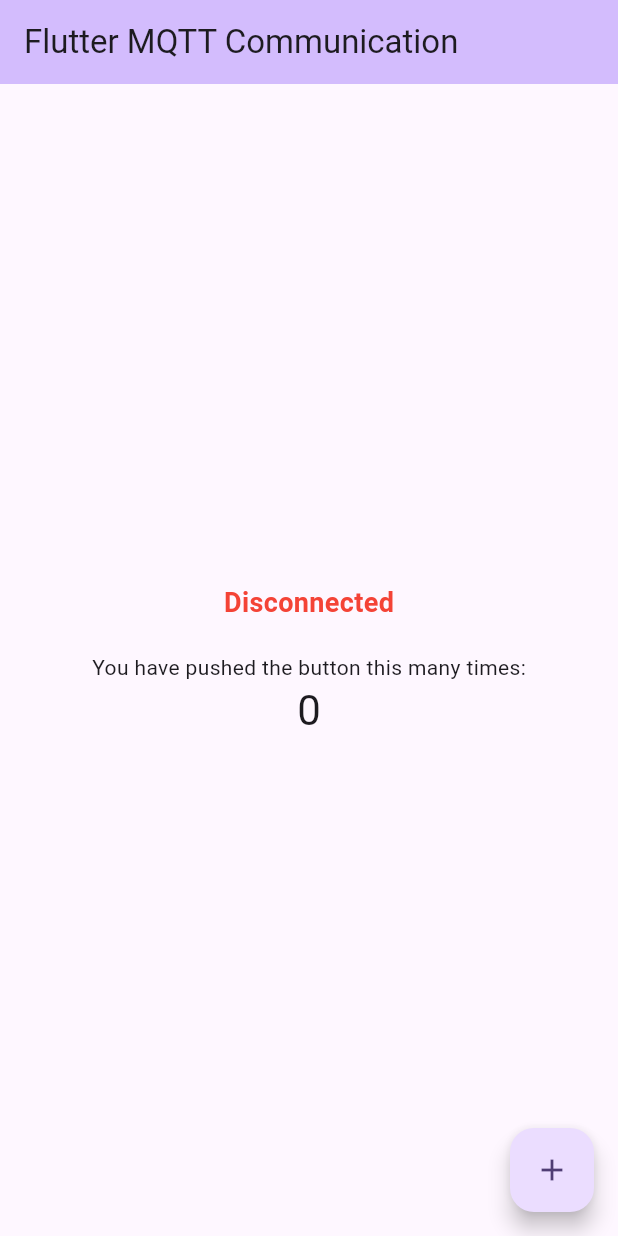
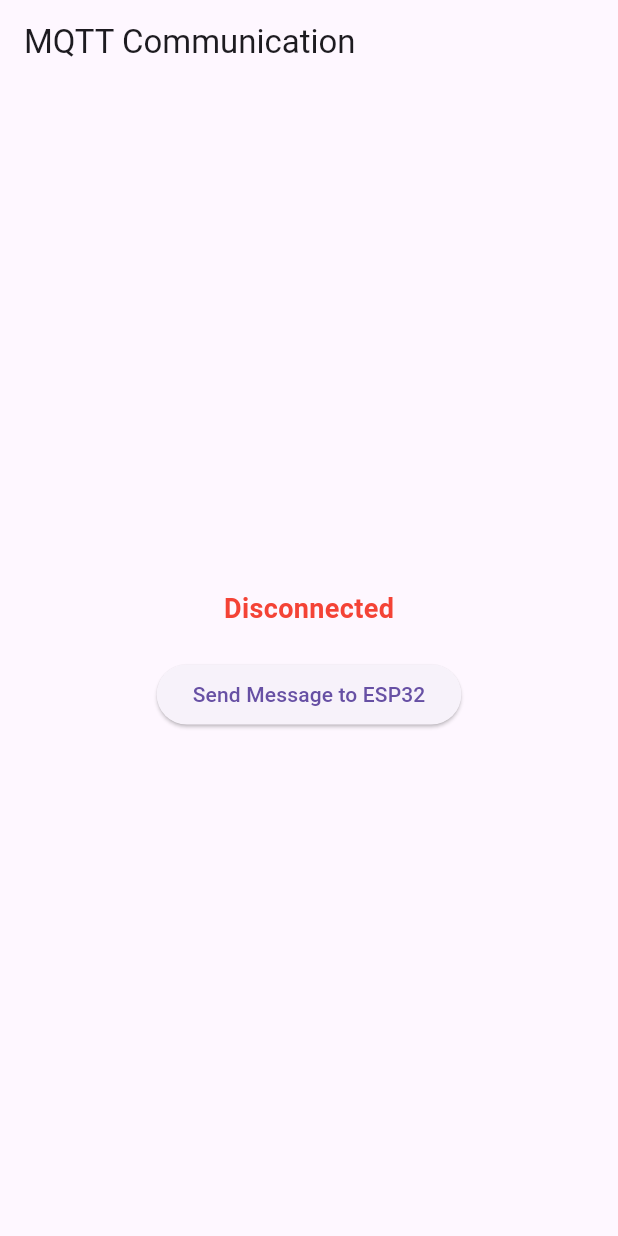
Before and after one commit to Roelofja/ByteWise, a Flutter app: the screen it shows after launch, on a phone screen of 412 x 824 dp. Run offline on Flutter 3.47's test engine with Material 3 defaults, Android fonts, the light colour scheme and no system bars; missing offline and left inert: mqtt_client.

Commit message:
Initial connection of app and ESP32 over MQTT

```diff
--- a/lib/main.dart
+++ b/lib/main.dart
@@ -7,32 +7,24 @@
 }
 
 class MyApp extends StatelessWidget {
-  const MyApp({Key? key}) : super(key: key);
+  const MyApp({super.key});
 
   @override
   Widget build(BuildContext context) {
-    return MaterialApp(
-      title: 'ByteWise MQTT',
-      theme: ThemeData(
-        colorScheme: ColorScheme.fromSeed(seedColor: Colors.deepPurple),
-        useMaterial3: true,
-      ),
-      home: const MyHomePage(title: 'Flutter MQTT Communication'),
+    return const MaterialApp(
+      home: MyHomePage(),
     );
   }
 }
 
 class MyHomePage extends StatefulWidget {
-  const MyHomePage({Key? key, required this.title}) : super(key: key);
-
-  final String title;
+  const MyHomePage({super.key});
 
   @override
   State<MyHomePage> createState() => _MyHomePageState();
 }
 
 class _MyHomePageState extends State<MyHomePage> {
-  int _counter = 0;
   late MqttServerClient _client;
   bool _isConnected = false;
 
@@ -43,13 +35,12 @@
   }
 
   void _setupMqtt() {
-    _client = MqttServerClient('broker.hivemq.com', 'flutter_client');
-    _client.logging(on: true);
+    _client = MqttServerClient('bytewise.cloud.shiftr.io', 'BW-mA2Prw6ZqllC9PXr');
+    _client.port = 1883;
     _client.keepAlivePeriod = 20;
     _client.onConnected = _onConnected;
     _client.onDisconnected = _onDisconnected;
-    _client.onSubscribed = _onSubscribed;
-    _client.connect();
+    _client.connect('bytewise', 'gDQI0dHuCD0bXwTG');
   }
 
   void _onConnected() {
@@ -57,7 +48,6 @@
     setState(() {
       _isConnected = true;
     });
-    _subscribeToPongTopic();
   }
 
   void _onDisconnected() {
@@ -67,39 +57,21 @@
     });
   }
 
-  void _onSubscribed(String topic) {
-    print('Subscribed to topic: $topic');
-  }
-
-  void _incrementCounterAndSendMessage() {
-    setState(() {
-      _counter++;
-    });
-
+  void _sendMessageToESP32() {
     final MqttClientPayloadBuilder builder = MqttClientPayloadBuilder();
-    builder.addString('Ping $_counter');
-
+    builder.addString('Hello from Flutter');
     if (_isConnected) {
-      _client.publishMessage(
-        'app/ping', // Publish to "ping" topic
-        MqttQos.atLeastOnce,
-        builder.payload!,
-      );
+      _client.publishMessage('/devices/mA2Prw6ZqllC9PXr', MqttQos.atLeastOnce, builder.payload!);
     } else {
       print('Not connected to MQTT broker');
     }
-  }
-
-  void _subscribeToPongTopic() {
-    _client.subscribe('esp/response', MqttQos.atLeastOnce);
   }
 
   @override
   Widget build(BuildContext context) {
     return Scaffold(
       appBar: AppBar(
-        backgroundColor: Theme.of(context).colorScheme.inversePrimary,
-        title: Text(widget.title),
+        title: const Text('MQTT Communication'),
       ),
       body: Center(
         child: Column(
@@ -114,21 +86,13 @@
               ),
             ),
             const SizedBox(height: 20),
-            const Text(
-              'You have pushed the button this many times:',
-            ),
-            Text(
-              '$_counter',
-              style: Theme.of(context).textTheme.headlineMedium,
+            ElevatedButton(
+              onPressed: _sendMessageToESP32,
+              child: const Text('Send Message to ESP32'),
             ),
           ],
         ),
       ),
-      floatingActionButton: FloatingActionButton(
-        onPressed: _incrementCounterAndSendMessage,
-        tooltip: 'Increment and Send Message to ESP32',
-        child: const Icon(Icons.add),
-      ),
     );
   }
 }
```
Also changed, not shown: 1 other file.
